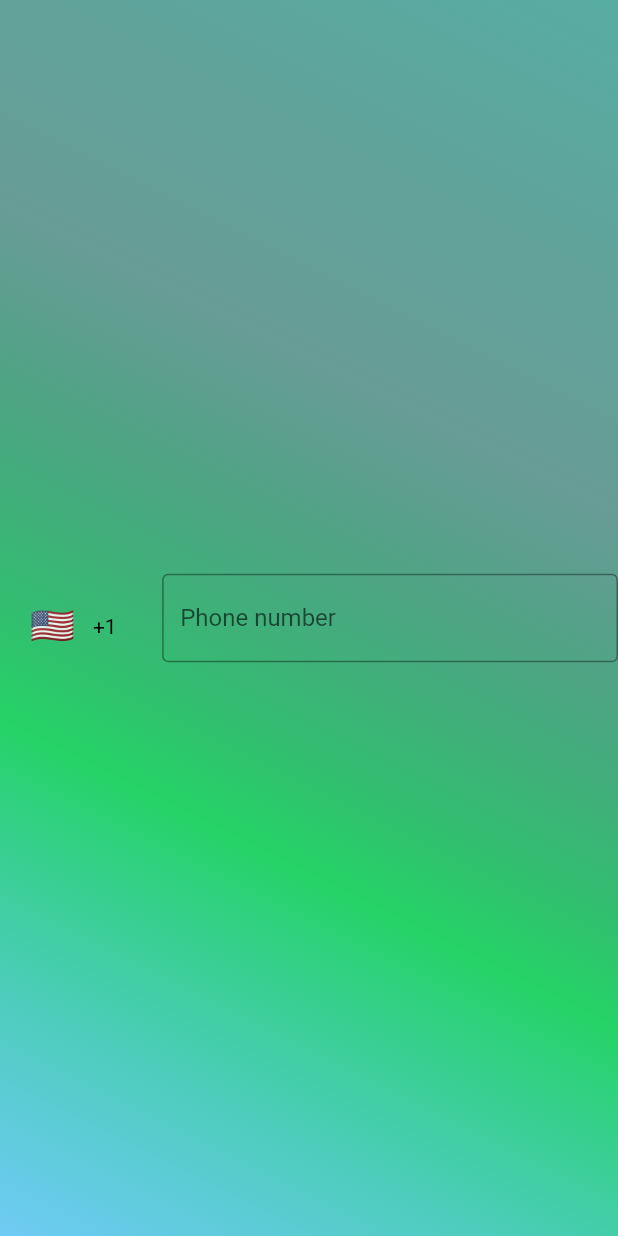
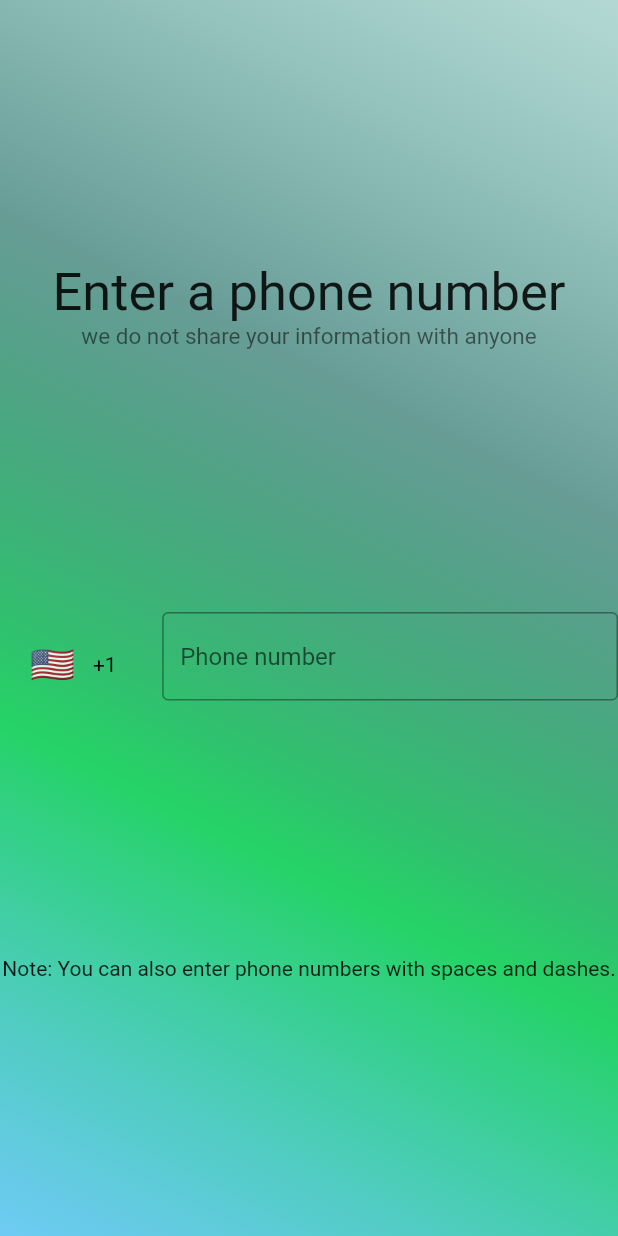
Before and after one commit to sagiv1996/send-whatsapp-to-foreign-contact, a Flutter app: the screen it shows after launch, on a phone screen of 412 x 824 dp. Run offline on Flutter 3.47's test engine with Material 2 defaults, Android fonts, the phone set to English and light mode, and no system bars; drawn by our look-alikes of auto_size_text, intl_phone_number_input.

Commit message:
add headers and layout

```diff
--- a/lib/main.dart
+++ b/lib/main.dart
@@ -1,6 +1,7 @@
 import 'package:flutter/material.dart';
 import 'package:intl_phone_number_input/intl_phone_number_input.dart';
 import 'package:url_launcher/url_launcher.dart';
+import 'package:auto_size_text/auto_size_text.dart';
 import 'dart:io' show Platform;
 
 void main() {
@@ -11,7 +12,6 @@ void main() {
 class MyApp extends StatelessWidget {
   const MyApp({Key? key}) : super(key: key);
 
-  // This widget is the root of your application.
   @override
   Widget build(BuildContext context) {
     return MaterialApp(
@@ -58,7 +58,7 @@ class _MyHomePageState extends State<MyHomePage> {
             decoration: BoxDecoration(
               gradient: LinearGradient(
                 colors: [
-            Color.fromRGBO(18, 140, 126, 0.7),
+                  Color.fromRGBO(18, 140, 126, 0.3),
                   Color.fromRGBO(7, 94, 84, 0.6),
                   Color.fromRGBO(37, 211, 102, 1),
                   Color.fromRGBO(52, 183, 241, 0.7),
@@ -67,16 +67,31 @@ class _MyHomePageState extends State<MyHomePage> {
                 end: Alignment.bottomLeft,
               ),
             ),
-      child: Center(
-        child: //
+            child: Column(
+              mainAxisAlignment: MainAxisAlignment.spaceEvenly,
+              children: <Widget>[
+                ListTile(
+                    title: new Center(
+                        child: Padding(
+                      padding: const EdgeInsets.only(bottom: 0),
+                      child: AutoSizeText("Enter a phone number",
+                          maxLines: 1, minFontSize: 35),
+                    )),
+                    subtitle: new Center(
+                      child: AutoSizeText(
+                        "we do not share your information with anyone",
+                        maxLines: 1,
+                        minFontSize: 15,
+                      ),
+                    )),
                 InternationalPhoneNumberInput(
-          initialValue: PhoneNumber(isoCode: Platform.localeName.split('_')[1]),
+                  initialValue:
+                      PhoneNumber(isoCode: Platform.localeName.split('_')[1]),
                   onInputChanged: (phoneNumber) {
                     setState(() {
                       this.phoneNumber = phoneNumber.toString();
                     });
                   },
-          // Add this value because onInputChanged is required
                   onInputValidated: (bool isValid) async {
                     if (isValid) {
                       setState(() {
@@ -99,7 +114,11 @@ class _MyHomePageState extends State<MyHomePage> {
                   selectorTextStyle: TextStyle(color: Colors.black),
                   inputBorder: OutlineInputBorder(),
                 ),
-      ),
-    ));
+                Center(
+                  child: Text(
+                      'Note: You can also enter phone numbers with spaces and dashes.'),
+                )
+              ],
+            )));
   }
 }
--- a/pubspec.yaml
+++ b/pubspec.yaml
@@ -29,6 +29,7 @@ environment:
 dependencies:
   intl_phone_number_input: ^0.7.0+2
   url_launcher: ^6.1.5
+  auto_size_text: ^3.0.0
   flutter:
     sdk: flutter
 
```
Also changed, not shown: pubspec.lock. Lines whose indentation alone changed are shown as unchanged.
